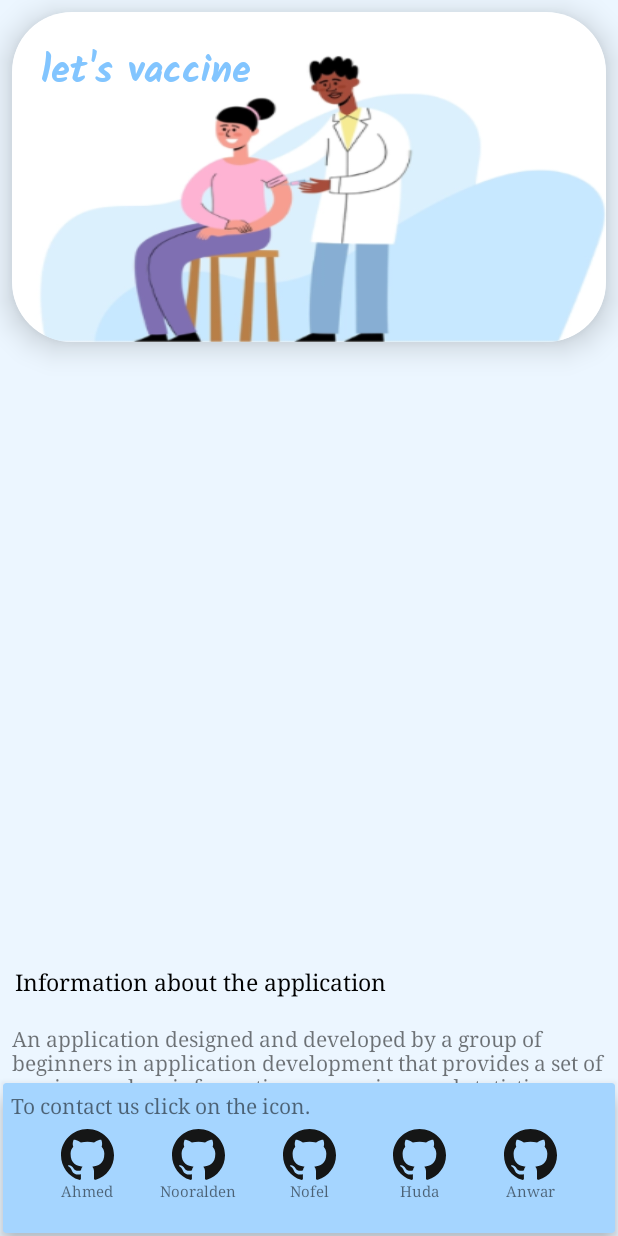
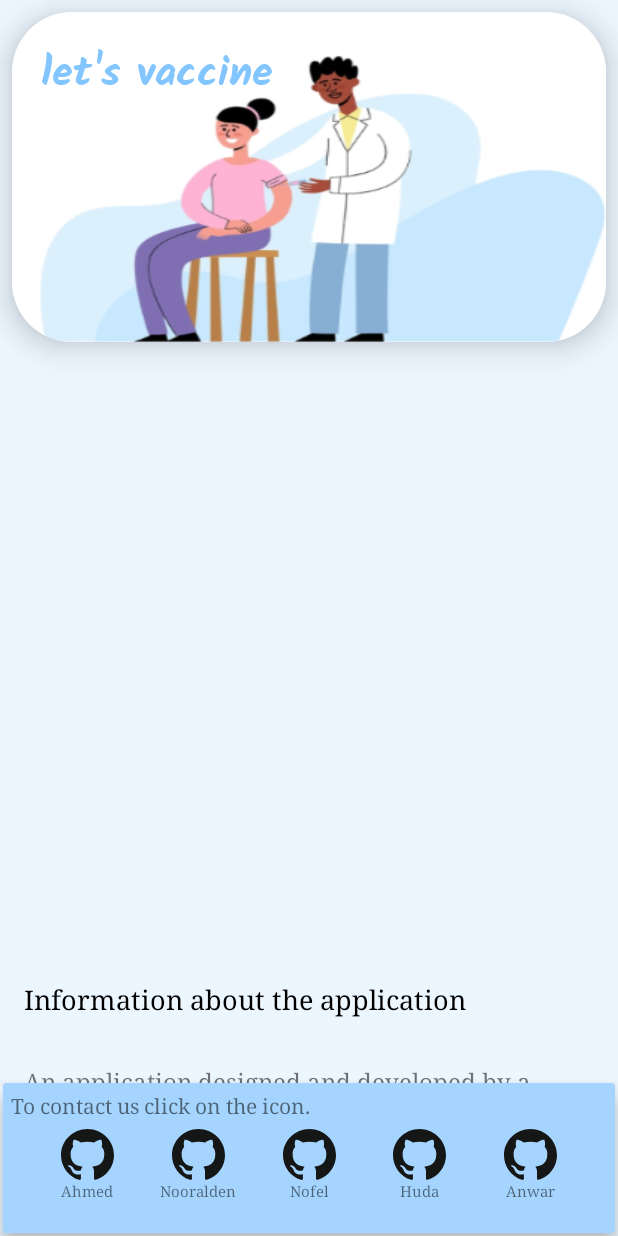
Before and after one commit to Ahmed93Yusef/Covid19-Vaccine, an Android app: the fragment AboutFragment shown on its own in the app's theme, after a tap on an icon or button, on a phone screen of 412 x 824 dp. Run offline under Robolectric (Android 15) with nearby library versions, the phone set to English and light mode, and no system bars; network calls fail.

Commit message:
merge about fragment in develop

```diff
--- a/app/src/main/res/layout/fragment_about.xml
+++ b/app/src/main/res/layout/fragment_about.xml
@@ -7,8 +7,6 @@
     android:background="#ECF6FF"
     app:layoutDescription="@xml/fragment_about_scene"
     tools:context=".ui.fragment.AboutFragment">
-
-
     <androidx.cardview.widget.CardView
         android:id="@+id/card_one"
         android:layout_width="0dp"
@@ -28,15 +26,6 @@
             android:background="@drawable/bg_about"
             android:elevation="12dp"
             android:padding="5dp">
-
-            <!--            <ImageView-->
-            <!--                android:layout_width="100dp"-->
-            <!--                android:layout_height="100dp"-->
-            <!--                android:elevation="16dp"-->
-            <!--                android:src="@drawable/get_vaccinated"-->
-            <!--                app:layout_constraintRight_toRightOf="parent"-->
-            <!--                app:layout_constraintTop_toTopOf="parent" />-->
-
             <TextView
                 android:layout_width="wrap_content"
                 android:layout_height="wrap_content"
@@ -45,13 +34,11 @@
                 android:padding="14dp"
                 android:text="let's vaccine"
                 android:textColor="#82C5FF"
-                android:textSize="25sp"
+                android:textSize="28sp"
                 app:layout_constraintLeft_toLeftOf="parent"
                 app:layout_constraintTop_toTopOf="parent" />
         </androidx.constraintlayout.widget.ConstraintLayout>
     </androidx.cardview.widget.CardView>
-
-
     <LinearLayout
         android:id="@+id/linear_layout"
         android:layout_width="match_parent"
@@ -66,18 +53,18 @@
             android:layout_width="match_parent"
             android:layout_height="wrap_content"
             android:fontFamily="serif"
-            android:padding="10dp"
-            android:text="Information about the application"
+            android:padding="16dp"
+            android:text="@string/information_about_the_application"
             android:textColor="@color/black"
-            android:textSize="15sp" />
+            android:textSize="18sp" />
 
         <TextView
             android:layout_width="match_parent"
             android:layout_height="wrap_content"
             android:fontFamily="serif"
-            android:padding="8dp"
-            android:text="An application designed and developed by a group of beginners in application development that provides a set of services such as information on vaccines and statistics on vaccinators in many countries and many other services." />
-
+            android:padding="16dp"
+            android:textSize="16sp"
+            android:text="@string/an_application_designed_and_developed_by_a_group_of_beginners_in_application_development_that_provides_a_set_of_services_such_as_information_on_vaccines_and_statistics_on_vaccinators_in_many_countries_and_many_other_services" />
     </LinearLayout>
 
     <androidx.cardview.widget.CardView
@@ -103,7 +90,7 @@
                 android:elevation="12dp"
                 android:fontFamily="serif"
                 android:padding="5dp"
-                android:text="To contact us click on the icon."
+                android:text="@string/to_contact_us_click_on_the_icon"
                 app:layout_constraintLeft_toLeftOf="parent"
                 app:layout_constraintTop_toTopOf="parent" />
 
@@ -121,8 +108,8 @@
                 android:layout_width="wrap_content"
                 android:layout_height="wrap_content"
                 android:fontFamily="serif"
-                android:text="Ahmed"
-                android:textSize="10sp"
+                android:text="@string/ahmed"
+                android:textSize="@dimen/ten"
                 app:layout_constraintEnd_toEndOf="@+id/member1"
                 app:layout_constraintStart_toStartOf="@+id/member1"
                 app:layout_constraintTop_toBottomOf="@id/member1" />
@@ -141,13 +128,11 @@
                 android:layout_width="wrap_content"
                 android:layout_height="wrap_content"
                 android:fontFamily="serif"
-                android:text="Nooralden"
-                android:textSize="10sp"
+                android:text="@string/nooralden"
+                android:textSize="@dimen/ten"
                 app:layout_constraintEnd_toEndOf="@+id/member2"
                 app:layout_constraintStart_toStartOf="@+id/member2"
                 app:layout_constraintTop_toBottomOf="@id/member2" />
-
-
             <ImageView
                 android:id="@+id/member3"
                 android:layout_width="35dp"
@@ -156,19 +141,16 @@
                 app:layout_constraintLeft_toRightOf="@id/member2"
                 app:layout_constraintRight_toLeftOf="@id/member4"
                 app:layout_constraintTop_toBottomOf="@id/card_text1" />
-
             <TextView
                 android:id="@+id/member3_text"
                 android:layout_width="wrap_content"
                 android:layout_height="wrap_content"
                 android:fontFamily="serif"
-                android:text="Nofel"
-                android:textSize="10sp"
+                android:text="@string/nofel"
+                android:textSize="@dimen/ten"
                 app:layout_constraintEnd_toEndOf="@+id/member3"
                 app:layout_constraintStart_toStartOf="@+id/member3"
                 app:layout_constraintTop_toBottomOf="@id/member3" />
-
-
             <ImageView
                 android:id="@+id/member4"
                 android:layout_width="35dp"
@@ -183,8 +165,8 @@
                 android:layout_width="wrap_content"
                 android:layout_height="wrap_content"
                 android:fontFamily="serif"
-                android:text="Huda"
-                android:textSize="10sp"
+                android:text="@string/huda"
+                android:textSize="@dimen/ten"
                 app:layout_constraintEnd_toEndOf="@+id/member4"
                 app:layout_constraintStart_toStartOf="@+id/member4"
                 app:layout_constraintTop_toBottomOf="@id/member4" />
@@ -204,13 +186,11 @@
                 android:layout_height="wrap_content"
                 android:elevation="12dp"
                 android:fontFamily="serif"
-                android:text="Anwar"
-                android:textSize="10sp"
+                android:text="@string/anwar"
+                android:textSize="@dimen/ten"
                 app:layout_constraintEnd_toEndOf="@+id/member5"
                 app:layout_constraintStart_toStartOf="@+id/member5"
                 app:layout_constraintTop_toBottomOf="@id/member5" />
-
-
         </androidx.constraintlayout.widget.ConstraintLayout>
     </androidx.cardview.widget.CardView>
 
--- a/app/src/main/res/values/dimens.xml
+++ b/app/src/main/res/values/dimens.xml
@@ -3,4 +3,5 @@
     <dimen name="textMain">16sp</dimen>
     <dimen name="margenCardPrevent">8dp</dimen>
     <dimen name="marginEnd16">16dp</dimen>
+    <dimen name="ten">10sp</dimen>
 </resources>
--- a/app/src/main/res/values/strings.xml
+++ b/app/src/main/res/values/strings.xml
@@ -77,4 +77,12 @@
     <string name="youInfected">You\'re Infected!!</string>
     <string name="possibly_infected">Possibly Infected</string>
     <string name="no_infected">No Infected</string>
+    <string name="information_about_the_application">Information about the application</string>
+    <string name="an_application_designed_and_developed_by_a_group_of_beginners_in_application_development_that_provides_a_set_of_services_such_as_information_on_vaccines_and_statistics_on_vaccinators_in_many_countries_and_many_other_services">An application designed and developed by a group of beginners in application development that provides a set of services such as information on vaccines and statistics on vaccinators in many countries and many other services.</string>
+    <string name="to_contact_us_click_on_the_icon">To contact us click on the icon.</string>
+    <string name="ahmed">Ahmed</string>
+    <string name="nooralden">Nooralden</string>
+    <string name="nofel">Nofel</string>
+    <string name="huda">Huda</string>
+    <string name="anwar">Anwar</string>
 </resources>
```
